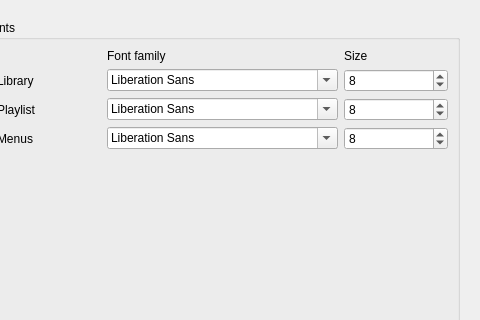
Before: the Qt Designer form code/src/customizetheme.ui in MBach/Miam-Player, drawn with Qt 5; both pictures show x 171 to 651 and y 0 to 320 of the 651 by 690 pixel window.
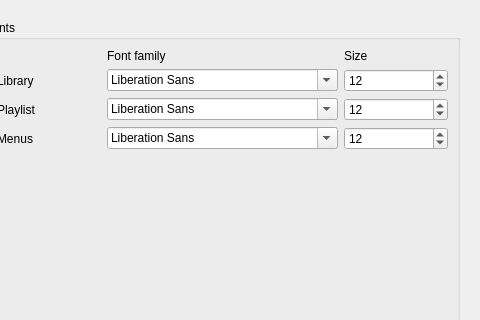
After: the same form once the commit is applied. The open tabs and pages were chosen to show the change. Icons and pictures are not drawn. Custom widgets are drawn as their Qt base class.

```diff
--- a/code/src/customizetheme.ui
+++ b/code/src/customizetheme.ui
@@ -916,7 +916,7 @@
              <number>72</number>
             </property>
             <property name="value">
-             <number>8</number>
+             <number>12</number>
             </property>
            </widget>
           </item>
@@ -949,7 +949,7 @@
              <number>72</number>
             </property>
             <property name="value">
-             <number>8</number>
+             <number>12</number>
             </property>
            </widget>
           </item>
@@ -972,7 +972,7 @@
              <number>72</number>
             </property>
             <property name="value">
-             <number>8</number>
+             <number>12</number>
             </property>
            </widget>
           </item>
```
Left out of the diff: 38 changed lines with no effect on the pictures.
